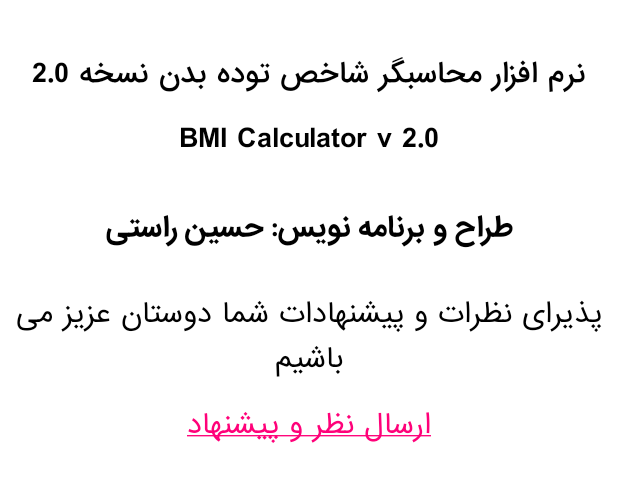
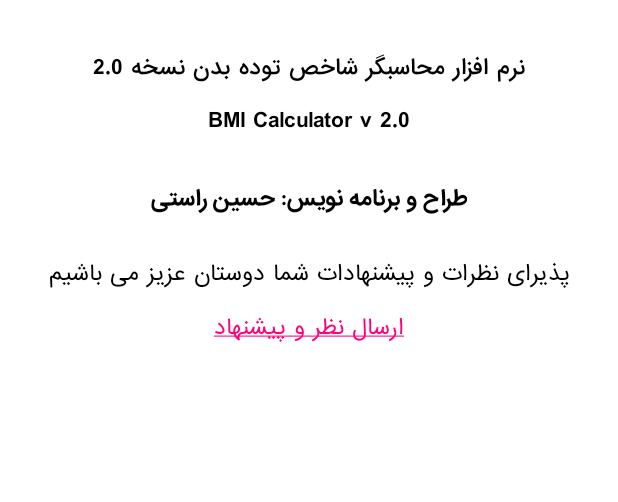
Before and after one commit to husseinrasti/MVVM-BmiCalculator, an Android app: the AboutActivity screen opened directly, with no data from a screen before it, on a phone screen of 412 x 824 dp, the part 324-826 px from its top. Run offline under Robolectric (Android 15) with nearby library versions, the phone set to English and light mode, and no system bars; our stand-ins replace ButterKnife; Roboto replaces fonts that are not available here; 1 statement that could not run was skipped.

Commit message:
set size for texts about

```diff
--- a/app/src/main/res/layout/activity_about.xml
+++ b/app/src/main/res/layout/activity_about.xml
@@ -33,6 +33,7 @@
         android:text="@string/txt_about_app_fa"
         android:textAppearance="?android:attr/textAppearanceMedium"
         android:textColor="@color/black"
+        android:textSize="14sp"
         app:layout_constraintEnd_toEndOf="parent"
         app:layout_constraintStart_toStartOf="parent"
         app:layout_constraintTop_toBottomOf="@id/imgLogo"/>
@@ -48,6 +49,7 @@
         android:text="@string/txt_about_app_en"
         android:textAppearance="?android:attr/textAppearanceMedium"
         android:textColor="@color/black"
+        android:textSize="14sp"
         app:layout_constraintEnd_toEndOf="parent"
         app:layout_constraintStart_toStartOf="parent"
         app:layout_constraintTop_toBottomOf="@id/txtAppFa"/>
@@ -64,6 +66,7 @@
         android:text="@string/txt_about_author"
         android:textAppearance="?android:attr/textAppearanceMedium"
         android:textColor="@color/black"
+        android:textSize="14sp"
         app:layout_constraintEnd_toEndOf="parent"
         app:layout_constraintStart_toStartOf="parent"
         app:layout_constraintTop_toBottomOf="@id/txtAppEn"/>
@@ -80,6 +83,7 @@
         android:text="@string/txt_about_feedback"
         android:textAppearance="?android:attr/textAppearanceMedium"
         android:textColor="@color/black"
+        android:textSize="14sp"
         app:layout_constraintEnd_toEndOf="parent"
         app:layout_constraintStart_toStartOf="parent"
         app:layout_constraintTop_toBottomOf="@id/txtAuthor"/>
@@ -95,6 +99,7 @@
         android:text="@string/txt_about_email"
         android:textAppearance="?android:attr/textAppearanceMedium"
         android:textColor="@color/black"
+        android:textSize="14sp"
         app:layout_constraintEnd_toEndOf="parent"
         app:layout_constraintStart_toStartOf="parent"
         app:layout_constraintTop_toBottomOf="@id/txtFeedback"/>
```
